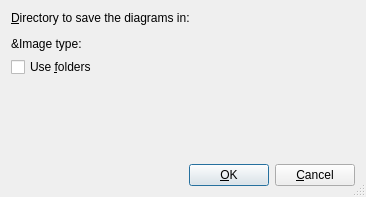
Before: the Qt Designer form umbrello/dialogs/exportallviewsdialogbase.ui in KDE/umbrello, drawn with Qt 5.
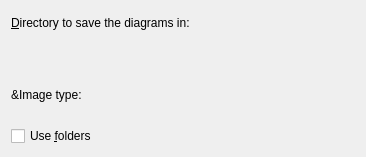
After: the same form once the commit is applied. Custom widgets are drawn as their Qt base class.

Commit message: Dialog changed from QDialog to KDialog.

The edit to the form file:
```diff
--- a/umbrello/dialogs/exportallviewsdialogbase.ui
+++ b/umbrello/dialogs/exportallviewsdialogbase.ui
@@ -1,42 +1,42 @@
 <ui version="4.0" >
  <class>ExportAllViewsDialogBase</class>
- <widget class="QDialog" name="ExportAllViewsDialogBase" >
-  <property name="geometry" >
+ <widget class="QWidget" name="ExportAllViewsDialogBase">
+  <property name="geometry">
    <rect>
     <x>0</x>
     <y>0</y>
     <width>366</width>
-    <height>197</height>
+    <height>157</height>
    </rect>
   </property>
-  <property name="windowTitle" >
+  <property name="windowTitle">
    <string>Export All Views</string>
   </property>
-  <property name="sizeGripEnabled" >
+  <property name="sizeGripEnabled" stdset="0">
    <bool>true</bool>
   </property>
-  <layout class="QVBoxLayout" >
+  <layout class="QVBoxLayout" name="verticalLayout">
    <item>
-    <layout class="QVBoxLayout" >
+    <layout class="QVBoxLayout">
      <item>
-      <widget class="QLabel" name="kURLRequesterLabel" >
-       <property name="toolTip" >
+      <widget class="QLabel" name="kURLRequesterLabel">
+       <property name="toolTip">
         <string>The base directory used to save the images</string>
        </property>
-       <property name="text" >
+       <property name="text">
         <string>&amp;Directory to save the diagrams in:</string>
        </property>
-       <property name="wordWrap" >
+       <property name="wordWrap">
         <bool>false</bool>
        </property>
-       <property name="buddy" >
+       <property name="buddy">
         <cstring>m_kURL</cstring>
        </property>
       </widget>
      </item>
      <item>
-      <widget class="KUrlRequester" name="m_kURL" >
-       <property name="toolTip" >
+      <widget class="KUrlRequester" name="m_kURL">
+       <property name="toolTip">
         <string>The base directory used to save the images</string>
        </property>
       </widget>
@@ -46,17 +46,17 @@
    <item>
     <layout class="QHBoxLayout" name="ui_imageTypeLayout">
      <item>
-      <widget class="QLabel" name="ui_imageTypeLabel" >
-       <property name="toolTip" >
+      <widget class="QLabel" name="ui_imageTypeLabel">
+       <property name="toolTip">
         <string>The format that the images will be exported to</string>
        </property>
-       <property name="text" >
+       <property name="text">
         <string>&amp;Image type:</string>
        </property>
-       <property name="wordWrap" >
+       <property name="wordWrap">
         <bool>false</bool>
        </property>
-       <property name="buddy" >
+       <property name="buddy">
         <cstring>m_imageType</cstring>
        </property>
       </widget>
@@ -64,100 +64,20 @@
     </layout>
    </item>
    <item>
-    <widget class="QCheckBox" name="m_useFolders" >
-     <property name="toolTip" >
+    <widget class="QCheckBox" name="m_useFolders">
+     <property name="toolTip">
       <string>Create in the target directory the same tree structure used
 in the document to store the views</string>
      </property>
-     <property name="whatsThis" >
+     <property name="whatsThis">
       <string>The views are stored in folders in the document. The same tree structure used in the document to store the views can be created in the selected base directory with this option.
 Only the folders made by the user are created in the base directory (Logical view, use case view and so on are not created).</string>
      </property>
-     <property name="text" >
+     <property name="text">
       <string>Use &amp;folders</string>
      </property>
     </widget>
    </item>
-   <item>
-    <spacer>
-     <property name="orientation" >
-      <enum>Qt::Vertical</enum>
-     </property>
-     <property name="sizeType" >
-      <enum>QSizePolicy::Expanding</enum>
-     </property>
-     <property name="sizeHint" >
-      <size>
-       <width>20</width>
-       <height>10</height>
-      </size>
-     </property>
-    </spacer>
-   </item>
-   <item>
-    <layout class="QHBoxLayout" >
-     <property name="spacing" >
-      <number>6</number>
-     </property>
-     <property name="leftMargin" >
-      <number>0</number>
-     </property>
-     <property name="topMargin" >
-      <number>0</number>
-     </property>
-     <property name="rightMargin" >
-      <number>0</number>
-     </property>
-     <property name="bottomMargin" >
-      <number>0</number>
-     </property>
-     <item>
-      <spacer>
-       <property name="orientation" >
-        <enum>Qt::Horizontal</enum>
-       </property>
-       <property name="sizeType" >
-        <enum>QSizePolicy::Expanding</enum>
-       </property>
-       <property name="sizeHint" >
-        <size>
-         <width>20</width>
-         <height>20</height>
-        </size>
-       </property>
-      </spacer>
-     </item>
-     <item>
-      <widget class="QPushButton" name="buttonOk" >
-       <property name="text" >
-        <string>&amp;OK</string>
-       </property>
-       <property name="shortcut" >
-        <string/>
-       </property>
-       <property name="autoDefault" >
-        <bool>true</bool>
-       </property>
-       <property name="default" >
-        <bool>true</bool>
-       </property>
-      </widget>
-     </item>
-     <item>
-      <widget class="QPushButton" name="buttonCancel" >
-       <property name="text" >
-        <string>&amp;Cancel</string>
-       </property>
-       <property name="shortcut" >
-        <string/>
-       </property>
-       <property name="autoDefault" >
-        <bool>true</bool>
-       </property>
-      </widget>
-     </item>
-    </layout>
-   </item>
   </layout>
  </widget>
   <customwidgets>
```
Left out of the diff: 46 changed lines with no effect on the pictures. The commit also changes 2 other files.
